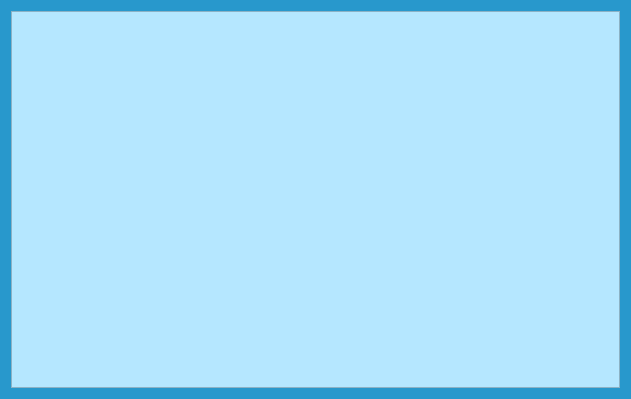
This is ui/winner.ui in KotoJallow/Voting-System as Qt 5 draws it before an edit. The edited form follows.
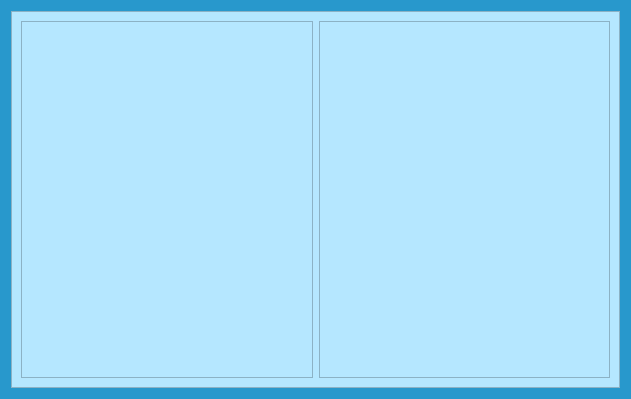
This is the edited form.

Commit message: design  announcement ui

Diff of the .ui file:
```diff
--- a/ui/winner.ui
+++ b/ui/winner.ui
@@ -40,6 +40,28 @@
      <property name="frameShadow">
       <enum>QFrame::Raised</enum>
      </property>
+     <layout class="QHBoxLayout" name="horizontalLayout">
+      <item>
+       <widget class="QFrame" name="frame_2">
+        <property name="frameShape">
+         <enum>QFrame::StyledPanel</enum>
+        </property>
+        <property name="frameShadow">
+         <enum>QFrame::Raised</enum>
+        </property>
+       </widget>
+      </item>
+      <item>
+       <widget class="QFrame" name="frame_3">
+        <property name="frameShape">
+         <enum>QFrame::StyledPanel</enum>
+        </property>
+        <property name="frameShadow">
+         <enum>QFrame::Raised</enum>
+        </property>
+       </widget>
+      </item>
+     </layout>
     </widget>
    </item>
   </layout>
```
The commit also changes 3 other files.
